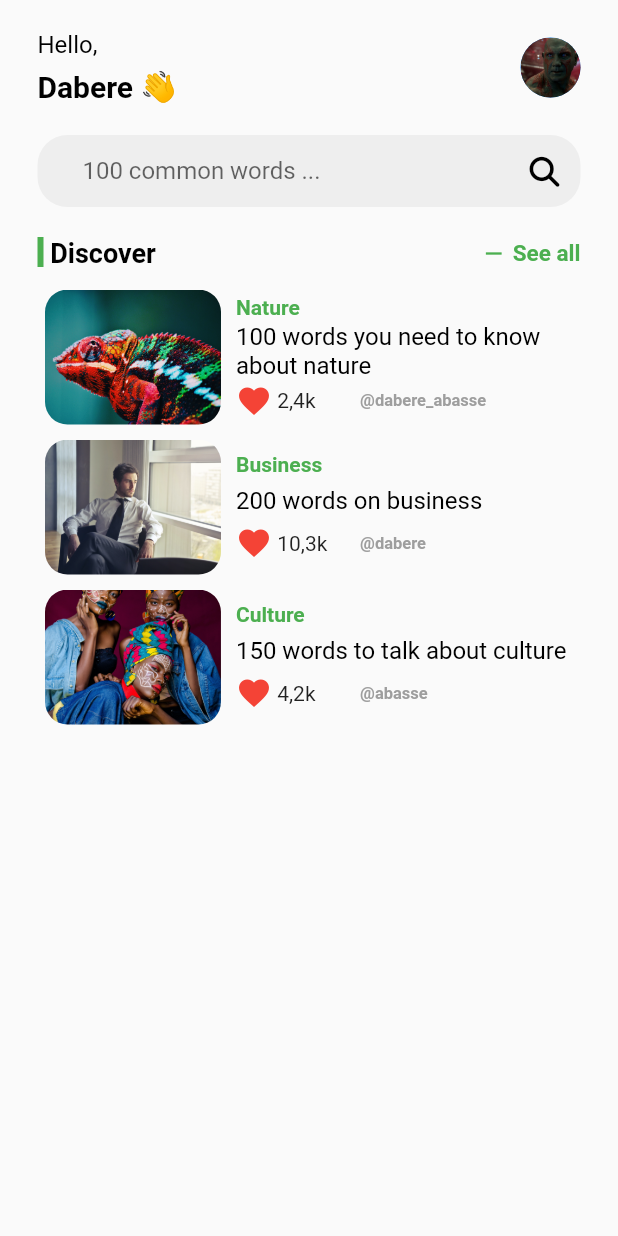
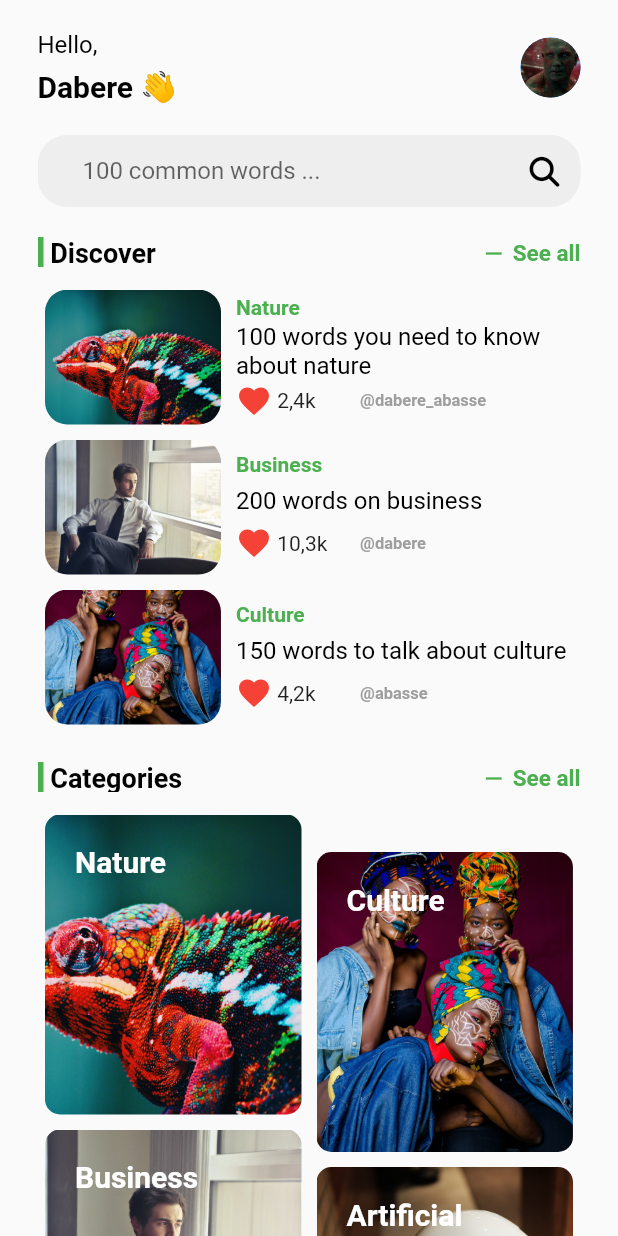
Before and after one commit to abasse-dabere/Word_Whiz_App, a Flutter app: the HomePage widget shown alone on an empty page, opened directly, on a phone screen of 412 x 824 dp. Run offline on Flutter 3.47's test engine with Material 2 defaults, Android fonts, the phone set to English and light mode, and no system bars; our stand-ins replace flutter_svg, font_awesome_flutter, google_fonts, google_nav_bar, material_design_icons_flutter; Roboto replaces fonts that are missing (Arimo).

Commit message:
home_page v01

```diff
--- /dev/null
+++ b/lib/custom_widgets/category_display.dart
@@ -0,0 +1,48 @@
+import 'package:flutter/material.dart';
+import 'package:google_fonts/google_fonts.dart';
+
+class CategoryDisplay extends StatelessWidget {
+  final ImageProvider<Object> image;
+  final String topic;
+  final double height;
+  final Function()? onTap;
+  const CategoryDisplay(
+      {super.key,
+      required this.image,
+      required this.topic,
+      required this.onTap,
+      this.height = 200});
+
+  @override
+  Widget build(BuildContext context) {
+    return InkWell(
+      splashColor: Colors.grey,
+      onTap: onTap,
+      child: Padding(
+        padding: const EdgeInsets.all(5.0),
+        child: Container(
+          height: height,
+          width: double.infinity,
+          decoration: BoxDecoration(
+            borderRadius: BorderRadius.circular(10),
+            image: DecorationImage(
+              image: image,
+              fit: BoxFit.cover,
+            ),
+          ),
+          child: Padding(
+            padding: const EdgeInsets.all(20.0),
+            child: Text(
+              topic,
+              style: GoogleFonts.arimo(
+                fontSize: 20,
+                color: Colors.white,
+                fontWeight: FontWeight.bold,
+              ),
+            ),
+          ),
+        ),
+      ),
+    );
+  }
+}
--- a/lib/data/quiz_examples.dart
+++ b/lib/data/quiz_examples.dart
@@ -1,4 +1,4 @@
-final Map<String, Map<String, dynamic>> quiz_list_data = {
+final Map<String, Map<String, dynamic>> quizList = {
   'quiz_001': {
     'topic': 'Nature',
     'title': '100 words you need to know about nature',
@@ -28,5 +28,60 @@ final Map<String, Map<String, dynamic>> quiz_list_data = {
     'username': 'abasse',
     'likes': 4300,
     'likestr': '4,2k',
-  }
+  },
+  'quiz_004': {
+    'topic': 'Nature',
+    'title': 'Pets name',
+    'description': '',
+    'image': 'assets/images/categories/nature.jpg',
+    'words': '',
+    'username': 'shalom',
+    'likes': 5875,
+    'likestr': '5,8k',
+  },
+  'quiz_005': {
+    'topic': 'Artificial Intelligence',
+    'title': '150 words in AI',
+    'description': '',
+    'image': 'assets/images/categories/ia.jpg',
+    'words': '',
+    'username': 'yehou_grace',
+    'likes': 7850,
+    'likestr': '7,8k',
+  },
 };
+
+final Map<String, Map<String, dynamic>> categoriesList = {
+  'Nature': {
+    'image': 'assets/images/categories/nature.jpg',
+    'likes': 12500,
+    'quiz': ['quiz_001', 'quiz_004'],
+  },
+  'Business': {
+    'image': 'assets/images/categories/business.jpg',
+    'likes': 8700,
+    'quiz': ['quiz_002'],
+  },
+  'Culture': {
+    'image': 'assets/images/categories/culture.jpg',
+    'likes': 10562,
+    'quiz': ['quiz_003'],
+  },
+  'Artificial Intelligence': {
+    'image': 'assets/images/categories/ia.jpg',
+    'likes': 5869,
+    'quiz': ['quiz_005'],
+  },
+};
+
+final List<String> trendsQuiz = [
+  'quiz_001',
+  'quiz_002',
+  'quiz_003',
+];
+final List<String> trendsCategories = [
+  'Nature',
+  'Business',
+  'Culture',
+  'Artificial Intelligence',
+];
--- a/lib/pages/home_page.dart
+++ b/lib/pages/home_page.dart
@@ -1,6 +1,7 @@
 import 'package:flutter/material.dart';
 import 'package:font_awesome_flutter/font_awesome_flutter.dart';
 
+import '../custom_widgets/category_display.dart';
 import '../custom_widgets/custom_title.dart';
 import '../custom_widgets/post_display.dart';
 
@@ -20,6 +21,7 @@ class HomePage extends StatelessWidget {
           helloDisplay(),
           searchBarDisplay(),
           trendsDisplay(context),
+          categoryDisplay(context),
         ],
       ),
     );
@@ -112,14 +114,13 @@ class HomePage extends StatelessWidget {
             clickable: true,
           ),
           const SizedBox(height: 10),
-          ...quiz_list_data.entries.map((entry) {
-            var quizData = entry.value;
+          ...trendsQuiz.map((entry) {
             return PostDisplay(
-              image: AssetImage(quizData['image']),
-              username: quizData['username'],
-              topic: quizData['topic'],
-              title: quizData['title'],
-              likes: quizData['likestr'],
+              image: AssetImage(quizList[entry]?['image']),
+              username: quizList[entry]?['username'],
+              topic: quizList[entry]?['topic'],
+              title: quizList[entry]?['title'],
+              likes: quizList[entry]?['likestr'],
               onTap: () {},
             );
           }).toList(),
@@ -127,4 +128,52 @@ class HomePage extends StatelessWidget {
       ),
     );
   }
+
+  Widget categoryDisplay(BuildContext context) {
+    return Column(
+      children: [
+        CustomTitle(
+          color: Colors.green,
+          title: "Categories",
+          clickable: true,
+          onTap: () {},
+        ),
+        const SizedBox(height: 10),
+        Row(
+          children: [
+            Expanded(
+              flex: 1,
+              child: Column(
+                children: [
+                  ...trendsCategories.take(2).map((entry) {
+                    return CategoryDisplay(
+                      image: AssetImage(categoriesList[entry]?['image']),
+                      topic: entry,
+                      onTap: () {},
+                    );
+                  }).toList(),
+                  const SizedBox(height: 25),
+                ],
+              ),
+            ),
+            Expanded(
+              flex: 1,
+              child: Column(
+                children: [
+                  const SizedBox(height: 25),
+                  ...trendsCategories.skip(2).take(2).map((entry) {
+                    return CategoryDisplay(
+                      image: AssetImage(categoriesList[entry]?['image']),
+                      topic: entry,
+                      onTap: () {},
+                    );
+                  }).toList(),
+                ],
+              ),
+            ),
+          ],
+        )
+      ],
+    );
+  }
 }
```
